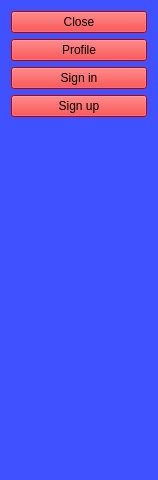
Before: the Qt Designer form src/auth_menu.ui in arrgn/PhysCalc, drawn with Qt 5.
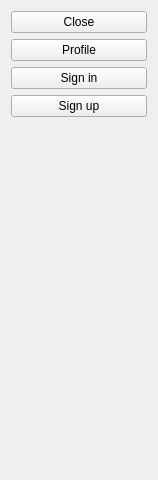
After: the same form once the commit is applied.

```diff
--- a/src/auth_menu.ui
+++ b/src/auth_menu.ui
@@ -14,13 +14,13 @@
    <string>Frame</string>
   </property>
   <property name="styleSheet">
-   <string notr="true">background: rgba(0,25,255,0.5);</string>
+   <string notr="true"/>
   </property>
   <layout class="QVBoxLayout" name="verticalLayout">
    <item>
     <widget class="QPushButton" name="closer">
      <property name="styleSheet">
-      <string notr="true">background: red;</string>
+      <string notr="true"/>
      </property>
      <property name="text">
       <string>Close</string>
@@ -30,7 +30,7 @@
    <item>
     <widget class="QPushButton" name="profile">
      <property name="styleSheet">
-      <string notr="true">background: red;</string>
+      <string notr="true"/>
      </property>
      <property name="text">
       <string>Profile</string>
@@ -40,7 +40,7 @@
    <item>
     <widget class="QPushButton" name="sign_in">
      <property name="styleSheet">
-      <string notr="true">background: red;</string>
+      <string notr="true"/>
      </property>
      <property name="text">
       <string>Sign in</string>
@@ -50,7 +50,7 @@
    <item>
     <widget class="QPushButton" name="sign_up">
      <property name="styleSheet">
-      <string notr="true">background: red;</string>
+      <string notr="true"/>
      </property>
      <property name="text">
       <string>Sign up</string>
```
